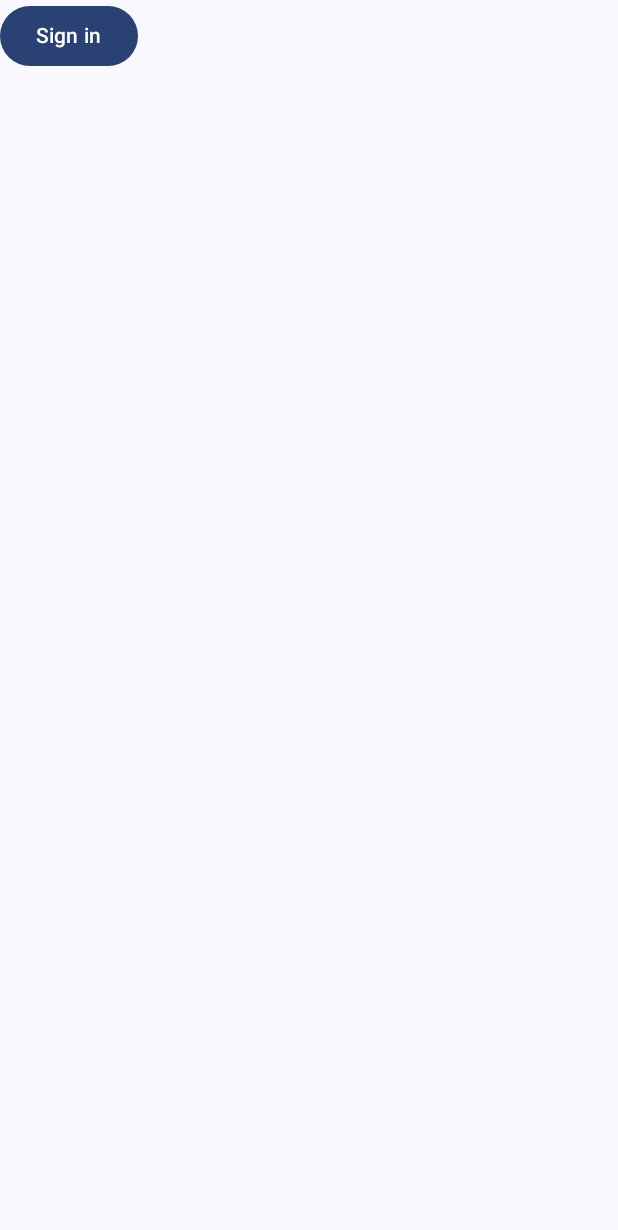
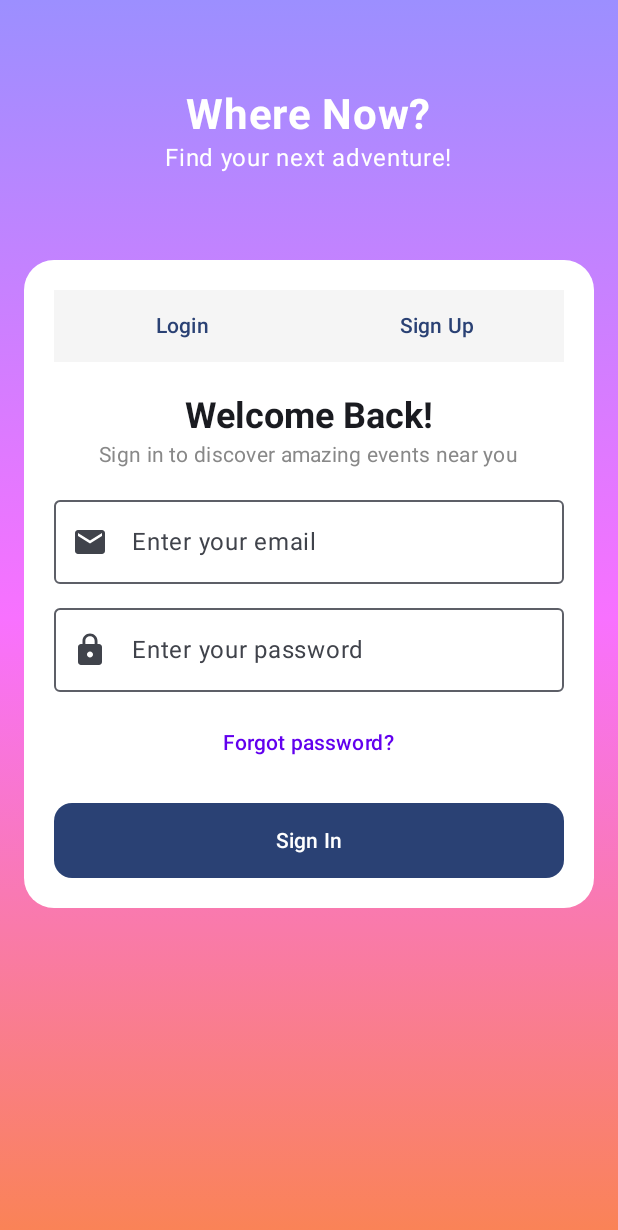
Before and after one commit to doech/Wherenow, an Android app built with Jetpack Compose: the screen it shows after launch (MainActivity), on a phone screen of 412 x 824 dp. Shown: the top 1230 px of the screen. Run offline under Robolectric (Android 15) with nearby library versions, the phone set to English and light mode, and no system bars.

Commit message:
login page
login page, how it looks pls tell me if its good

```diff
--- a/app/src/main/java/com/example/wherenow/LoginScreen.kt
+++ b/app/src/main/java/com/example/wherenow/LoginScreen.kt
@@ -1,13 +1,154 @@
 package com.example.wherenow
 
-import androidx.compose.material3.Button
-import androidx.compose.material3.Text
-import androidx.compose.runtime.Composable
+import androidx.compose.foundation.background
+import androidx.compose.foundation.layout.*
+import androidx.compose.foundation.shape.RoundedCornerShape
+import androidx.compose.material.icons.Icons
+import androidx.compose.material.icons.filled.Email
+import androidx.compose.material.icons.filled.Lock
+import androidx.compose.material3.*
+import androidx.compose.runtime.*
+import androidx.compose.ui.Alignment
+import androidx.compose.ui.Modifier
+import androidx.compose.ui.graphics.Brush
+import androidx.compose.ui.graphics.Color
+import androidx.compose.ui.text.font.FontWeight
+import androidx.compose.ui.text.input.PasswordVisualTransformation
+import androidx.compose.ui.unit.dp
+import androidx.compose.ui.unit.sp
 import androidx.navigation.NavController
 
 @Composable
 fun LoginScreen(navController: NavController) {
-    Button(onClick = { navController.navigate(NavRoutes.LOGIN) }) {
-        Text("Sign in")
+    var email by remember { mutableStateOf("") }
+    var password by remember { mutableStateOf("") }
+    var selectedTab by remember { mutableStateOf(0) } // 0 = Login, 1 = SignUp
+
+    // Fondo degradado
+    Box(
+        modifier = Modifier
+            .fillMaxSize()
+            .background(
+                Brush.verticalGradient(
+                    listOf(
+                        Color(0xFF9C8FFF), // purple
+                        Color(0xFFF871FF), // pink
+                        Color(0xFFFA8355)  // orange
+                    )
+                )
+            )
+    ) {
+        Column(
+            horizontalAlignment = Alignment.CenterHorizontally,
+            verticalArrangement = Arrangement.Top,
+            modifier = Modifier.fillMaxSize()
+        ) {
+            Spacer(modifier = Modifier.height(60.dp))
+
+            Text(
+                text = "Where Now?",
+                fontSize = 28.sp,
+                fontWeight = FontWeight.Bold,
+                color = Color.White
+            )
+            Text(
+                text = "Find your next adventure!",
+                fontSize = 16.sp,
+                color = Color.White
+            )
+
+            Spacer(modifier = Modifier.height(40.dp))
+
+            // Card blanca para Login / SignUp
+            Card(
+                shape = RoundedCornerShape(20.dp),
+                modifier = Modifier
+                    .fillMaxWidth()
+                    .padding(16.dp),
+                colors = CardDefaults.cardColors(containerColor = Color.White)
+            ) {
+                Column(
+                    modifier = Modifier.padding(20.dp),
+                    horizontalAlignment = Alignment.CenterHorizontally
+                ) {
+                    // Tabs
+                    TabRow(
+                        selectedTabIndex = selectedTab,
+                        containerColor = Color(0xFFF5F5F5), // gris clarito de fondo
+                        indicator = {},
+                        divider = {}
+                    ) {
+                        Tab(
+                            selected = selectedTab == 0,
+                            onClick = { selectedTab = 0 },
+                            text = { Text("Login") }
+                        )
+                        Tab(
+                            selected = selectedTab == 1,
+                            onClick = { selectedTab = 1 },
+                            text = { Text("Sign Up") }
+                        )
+                    }
+
+
+                    Spacer(modifier = Modifier.height(20.dp))
+
+                    Text(
+                        text = "Welcome Back!",
+                        style = MaterialTheme.typography.headlineSmall,
+                        fontWeight = FontWeight.Bold
+                    )
+                    Text(
+                        text = "Sign in to discover amazing events near you",
+                        style = MaterialTheme.typography.bodyMedium,
+                        color = Color.Gray
+                    )
+
+                    Spacer(modifier = Modifier.height(20.dp))
+
+                    // Input email
+                    OutlinedTextField(
+                        value = email,
+                        onValueChange = { email = it },
+                        leadingIcon = { Icon(Icons.Default.Email, contentDescription = null) },
+                        placeholder = { Text("Enter your email") },
+                        modifier = Modifier.fillMaxWidth()
+                    )
+
+                    Spacer(modifier = Modifier.height(16.dp))
+
+                    // Input password
+                    OutlinedTextField(
+                        value = password,
+                        onValueChange = { password = it },
+                        leadingIcon = { Icon(Icons.Default.Lock, contentDescription = null) },
+                        placeholder = { Text("Enter your password") },
+                        modifier = Modifier.fillMaxWidth(),
+                        visualTransformation = PasswordVisualTransformation()
+                    )
+
+                    Spacer(modifier = Modifier.height(10.dp))
+
+                    TextButton(onClick = { /* recuperar contraseña */ }) {
+                        Text("Forgot password?", color = Color(0xFF6200EE))
+                    }
+
+                    Spacer(modifier = Modifier.height(16.dp))
+
+                    Button(
+                        onClick = {
+                            // Navegación después de login
+                            navController.navigate("home")
+                        },
+                        modifier = Modifier
+                            .fillMaxWidth()
+                            .height(50.dp),
+                        shape = RoundedCornerShape(12.dp)
+                    ) {
+                        Text("Sign In")
+                    }
+                }
+            }
+        }
     }
 }
```
